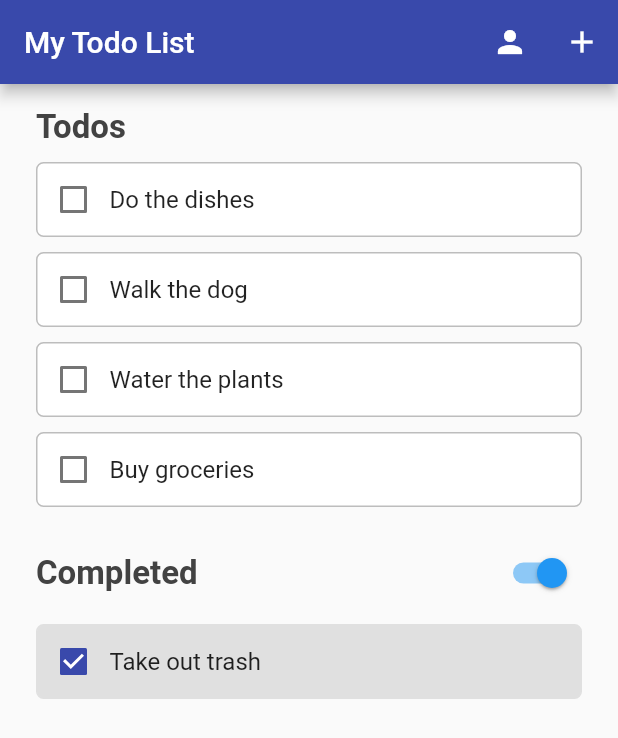
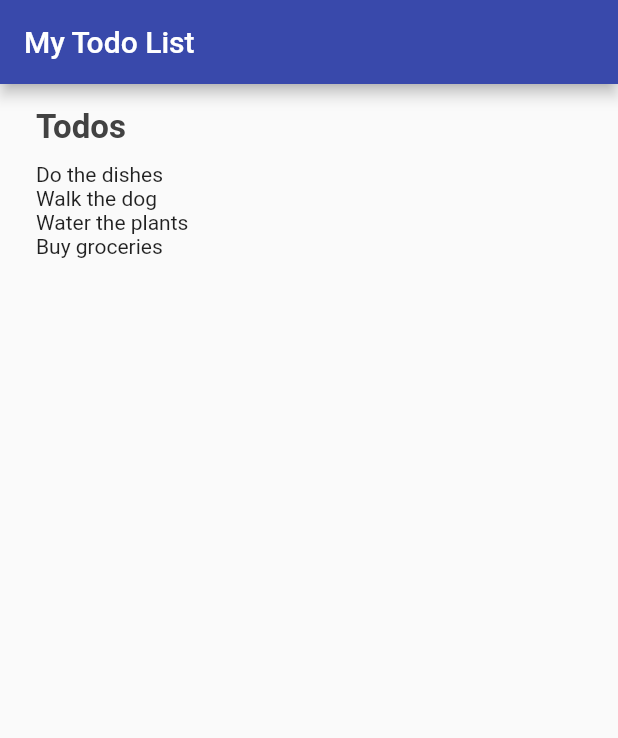
Before and after one commit to zeitspace/flutter-session, a Flutter app: the screen it shows after launch, on a phone screen of 412 x 824 dp. Shown: the top 738 px of the screen. Run offline on Flutter 3.47's test engine with Material 2 defaults, Android fonts, the phone set to English and light mode, and no system bars.

Commit message:
Setup step 1

```diff
--- a/app/lib/main.dart
+++ b/app/lib/main.dart
@@ -1,6 +1,4 @@
 import 'package:flutter/material.dart';
-import './new_todo.dart';
-import './friend_todos.dart';
 
 void main() {
   runApp(MyApp());
@@ -29,9 +27,7 @@ class MyApp extends StatelessWidget {
         ),
       ),
       home: MyTodos(title: 'My Todo List'),
-        routes: {
-          '/friends': (context) => FriendTodos(title: "Friends Todos"),
-        });
+    );
   }
 }
 
@@ -52,62 +48,11 @@ class _MyTodosState extends State<MyTodos> {
     "Buy groceries",
   ];
 
-  List<String> _completeTodos = [
-    "Take out trash",
-  ];
-
-  bool _showCompleted = true;
-
-  void toggleDone(bool newVal, int index) {
-    setState(() {
-      if (newVal) {
-        String item = _todos[index];
-        _todos.removeAt(index);
-        _completeTodos.add(item);
-      } else {
-        String item = _completeTodos[index];
-        _completeTodos.removeAt(index);
-        _todos.add(item);
-      }
-    });
-  }
-
-  void _addTodo(BuildContext context) async {
-    String newTodo = await showDialog(
-      context: context,
-      builder: (context) => new AddTodoDialog(),
-    );
-
-    if (newTodo != null) setState(() => _todos.add(newTodo));
-  }
-
   List<Widget> _todoList() {
     List<Widget> children = [];
     for (int i = 0; i < _todos.length; i++) {
       String item = _todos[i];
-      children.add(TodoTile(
-        name: item,
-        isDone: false,
-        index: i,
-        toggle: toggleDone,
-      ));
-    }
-    return children;
-  }
-
-  List<Widget> _completeList() {
-    List<Widget> children = [];
-
-    if (!_showCompleted) return children;
-
-    for (int i = 0; i < _completeTodos.length; i++) {
-      String item = _completeTodos[i];
-      children.add(TodoTile(
-        name: item,
-        isDone: true,
-        index: i,
-        toggle: toggleDone,
-      ));
+      children.add(Text(item));
     }
     return children;
   }
@@ -117,16 +62,6 @@ class _MyTodosState extends State<MyTodos> {
     return Scaffold(
       appBar: AppBar(
         title: Text(widget.title),
-        actions: [
-          IconButton(
-            icon: Icon(Icons.person),
-            onPressed: () => Navigator.pushNamed(context, "/friends"),
-          ),
-          IconButton(
-            icon: Icon(Icons.add),
-            onPressed: () => _addTodo(context),
-          ),
-        ],
       ),
       body: SingleChildScrollView(
         padding: EdgeInsets.symmetric(horizontal: 24),
@@ -136,72 +71,13 @@ class _MyTodosState extends State<MyTodos> {
             SizedBox(height: 16),
             Text("Todos", style: Theme.of(context).textTheme.headline1),
             SizedBox(height: 10),
-            Column(children: _todoList()),
-            SizedBox(height: 10),
-            Row(
-              mainAxisAlignment: MainAxisAlignment.spaceBetween,
-              children: [
-                Text("Completed",
-                    style: _showCompleted
-                        ? Theme.of(context).textTheme.headline1
-                        : Theme.of(context)
-                            .textTheme
-                            .headline1
-                            .copyWith(color: Colors.grey[400])),
-                Switch.adaptive(
-                  value: _showCompleted,
-                  onChanged: (newVal) =>
-                      setState(() => _showCompleted = newVal),
+            Column(
+              children: _todoList(),
+              crossAxisAlignment: CrossAxisAlignment.start,
             ),
-              ],
-            ),
-            SizedBox(height: 10),
-            Column(children: _completeList()),
           ],
         ),
       ),
     );
   }
 }
-
-class TodoTile extends StatelessWidget {
-  TodoTile({
-    @required this.name,
-    @required this.isDone,
-    @required this.index,
-    @required this.toggle,
-  });
-
-  final String name;
-  final bool isDone;
-  final int index;
-  final Function toggle;
-
-  @override
-  Widget build(BuildContext context) {
-    return Container(
-      margin: EdgeInsets.only(bottom: 10),
-      decoration: BoxDecoration(
-          color: isDone ? Colors.grey[300] : Colors.white,
-          border: Border.all(
-            color: isDone ? Colors.grey[300] : Colors.grey[400],
-          ),
-          borderRadius: BorderRadius.all(
-            Radius.circular(5),
-          )),
-      child: Row(
-        children: [
-          Checkbox(
-            activeColor: Theme.of(context).primaryColor,
-            value: isDone,
-            onChanged: (bool newVal) => toggle(newVal, index),
-          ),
-          Text(
-            name,
-            style: TextStyle(fontSize: 16),
-          ),
-        ],
-      ),
-    );
-  }
-}
```
Also changed, not shown: app/lib/friend_todos.dart (deleted, +0 -95 lines), app/lib/new_todo.dart (deleted, +0 -37 lines). Lines whose indentation alone changed are shown as unchanged.
